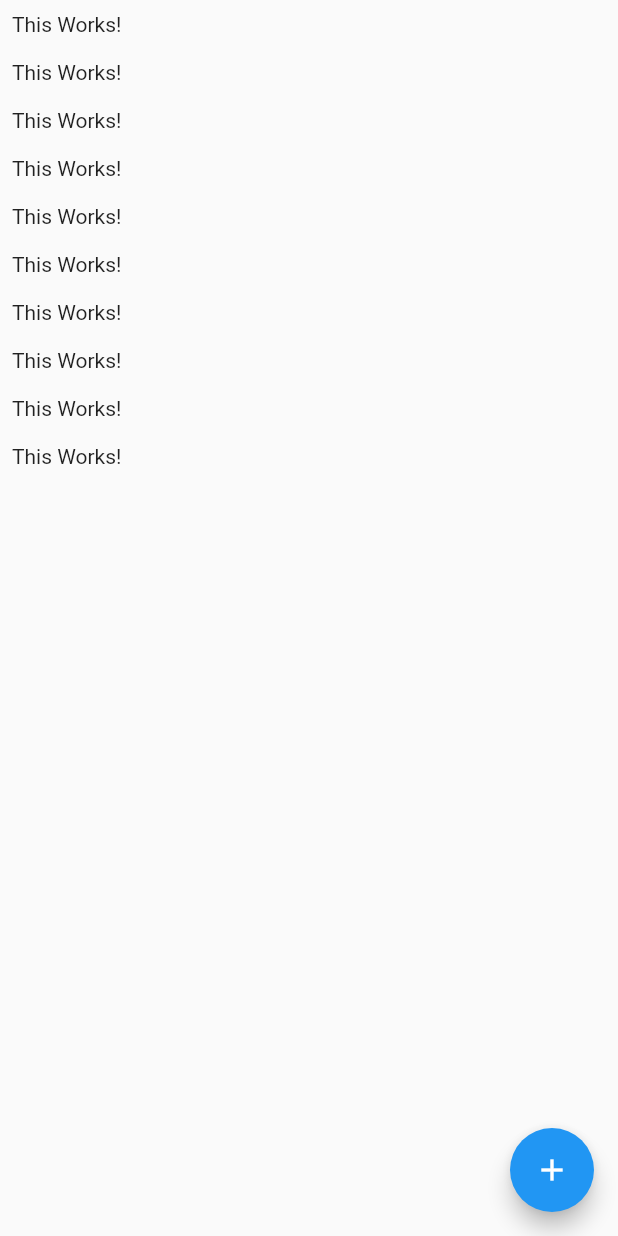
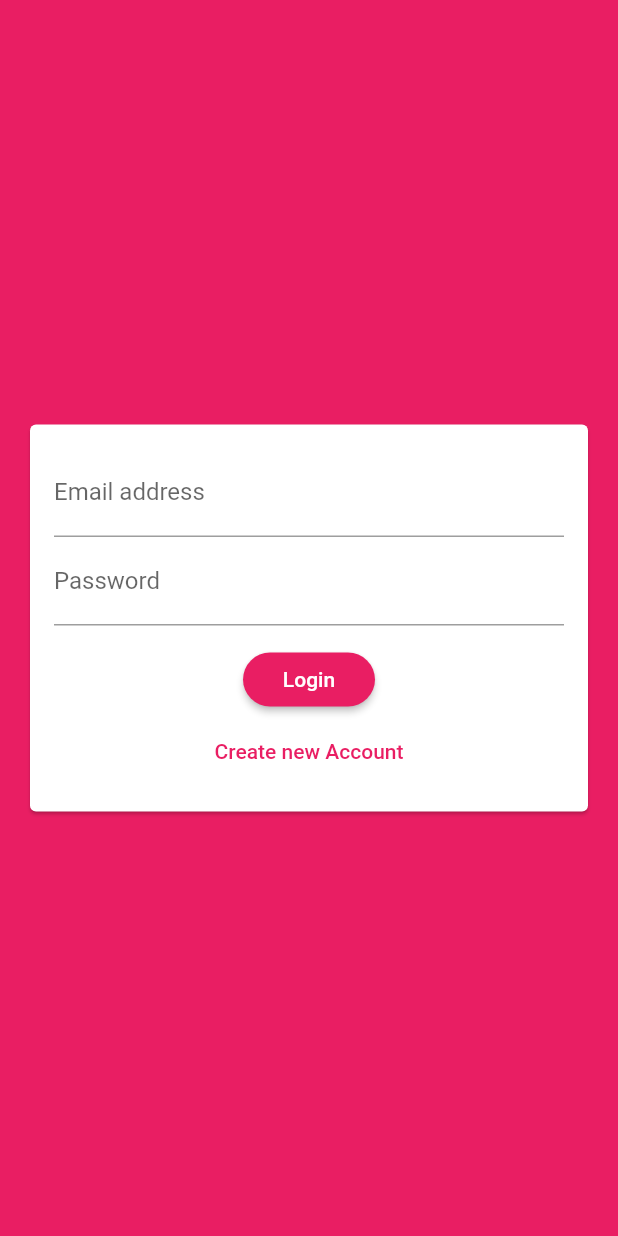
Before and after one commit to tonyhart7/flutter_chat_app, a Flutter app: the screen it shows after launch, on a phone screen of 412 x 824 dp. Run offline on Flutter 3.47's test engine with Material 2 defaults, Android fonts, the phone set to English and light mode, and no system bars; our stand-ins replace cloud_firestore, firebase_auth; accounts and stored records are empty.

Commit message:
commit 2

```diff
--- a/lib/main.dart
+++ b/lib/main.dart
@@ -1,4 +1,6 @@
+import 'package:firebase_auth/firebase_auth.dart';
 import 'package:flutter/material.dart';
+import 'package:flutter_chat_app/screens/auth_screen.dart';
 import 'package:flutter_chat_app/screens/chat_screen.dart';
 
 void main() {
@@ -11,9 +13,28 @@ class MyApp extends StatelessWidget {
     return MaterialApp(
       title: 'Flutter Chat',
       theme: ThemeData(
+        primarySwatch: Colors.pink,
+        backgroundColor: Colors.pink,
+        accentColor: Colors.deepPurpleAccent,
+        accentColorBrightness: Brightness.dark,
+        buttonTheme: ButtonTheme.of(context).copyWith(
+          buttonColor: Colors.pink,
+          textTheme: ButtonTextTheme.primary,
+          shape: RoundedRectangleBorder(
+            borderRadius: BorderRadius.circular(20),
+          ),
+        ),
         visualDensity: VisualDensity.adaptivePlatformDensity,
       ),
-      home: ChatScreen(),
+      home: StreamBuilder(
+        builder: (context, snapshot) {
+          if (snapshot.hasData) {
+            return ChatScreen();
+          }
+          return AuthScreen();
+        },
+        stream: FirebaseAuth.instance.onAuthStateChanged,
+      ),
     );
   }
 }
--- a/lib/screens/auth_screen.dart
+++ b/lib/screens/auth_screen.dart
@@ -0,0 +1,75 @@
+import 'package:cloud_firestore/cloud_firestore.dart';
+import 'package:firebase_auth/firebase_auth.dart';
+import 'package:flutter/material.dart';
+import 'package:flutter/services.dart';
+import 'package:flutter_chat_app/widgets/auth/auth_form.dart';
+
+class AuthScreen extends StatefulWidget {
+  @override
+  _AuthScreenState createState() => _AuthScreenState();
+}
+
+class _AuthScreenState extends State<AuthScreen> {
+  final _auth = FirebaseAuth.instance;
+  var _isLoading = false;
+
+  void _submitAuthForm(
+    String email,
+    String username,
+    String password,
+    bool isLogin,
+    BuildContext ctx,
+  ) async {
+    AuthResult authResult;
+
+    try {
+      setState(() {
+        _isLoading = true;
+      });
+      if (isLogin) {
+        authResult = await _auth.signInWithEmailAndPassword(
+            email: email, password: password);
+      } else {
+        authResult = await _auth.createUserWithEmailAndPassword(
+            email: email, password: password);
+        await Firestore.instance
+            .collection('users')
+            .document(authResult.user.uid)
+            .setData({
+          'username': username,
+          'email': email,
+        });
+      }
+    } on PlatformException catch (err) {
+      var message = 'An error occurred, please check your crendtials';
+
+      if (err.message != null) {
+        message = err.message;
+      }
+
+      Scaffold.of(ctx).showSnackBar(SnackBar(
+        content: Text(message),
+        backgroundColor: Theme.of(ctx).errorColor,
+      ));
+      setState(() {
+        _isLoading = false;
+      });
+    } catch (err) {
+      print(err);
+      setState(() {
+        _isLoading = false;
+      });
+    }
+  }
+
+  @override
+  Widget build(BuildContext context) {
+    return Scaffold(
+      backgroundColor: Theme.of(context).primaryColor,
+      body: AuthForm(
+        _submitAuthForm,
+        _isLoading,
+      ),
+    );
+  }
+}
--- /dev/null
+++ b/lib/widgets/auth/auth_form.dart
@@ -0,0 +1,128 @@
+import 'package:flutter/material.dart';
+
+class AuthForm extends StatefulWidget {
+  AuthForm(this.submitFn, this.isLoading);
+
+  final bool isLoading;
+  final void Function(
+    String email,
+    String password,
+    String username,
+    bool isLogin,
+    BuildContext ctx,
+  ) submitFn;
+
+  @override
+  _AuthFormState createState() => _AuthFormState();
+}
+
+class _AuthFormState extends State<AuthForm> {
+  final _formkey = GlobalKey<FormState>();
+  var _isLogin = true;
+  var _userEmail = '';
+  var _userName = '';
+  var _userPasswd = '';
+
+  void _trySubmit() {
+    final isValid = _formkey.currentState.validate();
+    FocusScope.of(context).unfocus();
+
+    if (isValid) {
+      _formkey.currentState.save();
+      widget.submitFn(
+        _userEmail.trim(),
+        _userName.trim(),
+        _userPasswd.trim(),
+        _isLogin,
+        context,
+      );
+
+      // send value to firebase
+    }
+  }
+
+  @override
+  Widget build(BuildContext context) {
+    return Center(
+      child: Card(
+        margin: EdgeInsets.all(20),
+        child: SingleChildScrollView(
+          child: Padding(
+            padding: EdgeInsets.all(16),
+            child: Form(
+              key: _formkey,
+              child: Column(
+                mainAxisSize: MainAxisSize.min,
+                children: [
+                  TextFormField(
+                    key: ValueKey('email'),
+                    validator: (value) {
+                      if (value.isEmpty || !value.contains('@')) {
+                        return 'Please enter a valid email adrres';
+                      }
+                      return null;
+                    },
+                    keyboardType: TextInputType.emailAddress,
+                    decoration: InputDecoration(
+                      labelText: 'Email address',
+                    ),
+                    onSaved: (newValue) {
+                      _userEmail = newValue;
+                    },
+                  ),
+                  if (!_isLogin)
+                    TextFormField(
+                      key: ValueKey('username'),
+                      validator: (value) {
+                        if (value.isEmpty || value.length < 4) {
+                          return 'Please enter at least 4 character';
+                        }
+                        return null;
+                      },
+                      decoration: InputDecoration(labelText: 'Username'),
+                      onSaved: (newValue) {
+                        _userName = newValue;
+                      },
+                    ),
+                  TextFormField(
+                    key: ValueKey('password'),
+                    validator: (value) {
+                      if (value.isEmpty || value.length < 8) {
+                        return "Password must be at least 8 character Long";
+                      }
+                      return null;
+                    },
+                    decoration: InputDecoration(labelText: 'Password'),
+                    obscureText: true,
+                    onSaved: (newValue) {
+                      _userPasswd = newValue;
+                    },
+                  ),
+                  SizedBox(height: 12),
+                  if (widget.isLoading) CircularProgressIndicator(),
+                  if (!widget.isLoading)
+                    RaisedButton(
+                      onPressed: _trySubmit,
+                      child: Text(_isLogin ? 'Login' : 'Sign Up'),
+                    ),
+                  if (!widget.isLoading)
+                    FlatButton(
+                      textColor: Theme.of(context).primaryColor,
+                      onPressed: () {
+                        setState(() {
+                          _isLogin = !_isLogin;
+                        });
+                      },
+                      child: Text(_isLogin
+                          ? 'Create new Account'
+                          : 'I already Have an account'),
+                    ),
+                ],
+              ),
+            ),
+          ),
+        ),
+      ),
+    );
+  }
+}
--- a/pubspec.yaml
+++ b/pubspec.yaml
@@ -23,10 +23,10 @@ environment:
 dependencies:
   flutter:
     sdk: flutter
-  firebase_core: ^0.4.0+9
+  firebase_core: ^0.4.5
   firebase_analytics: ^5.0.2
   firebase_auth: ^0.14.0+5
-  cloud_firestore: ^0.13.5
+  cloud_firestore: ^0.12.9+5
 
 
   # The following adds the Cupertino Icons font to your application.
```
Also changed, not shown: lib/screens/chat_screen.dart (+43 -16 lines), lib/widgets/chat/messages.dart (added, +31 -0 lines), lib/widgets/chat/new_messages.dart (added, +51 -0 lines), pubspec.lock, 1 other file.
